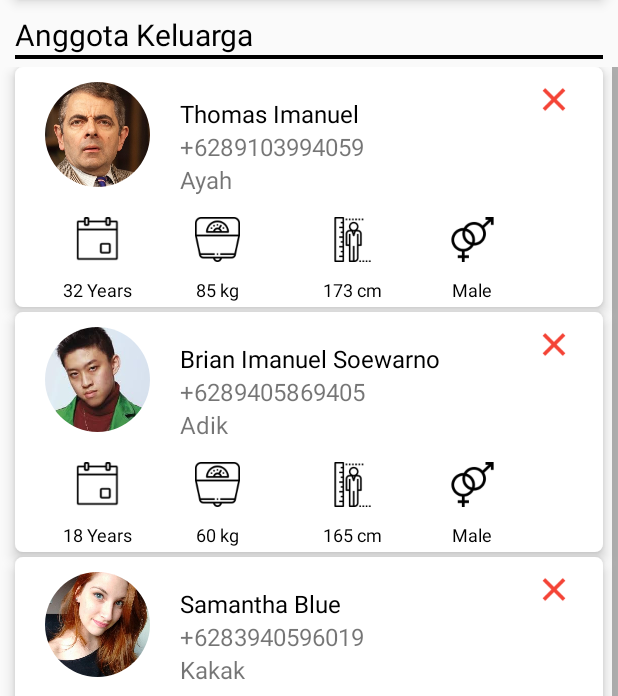
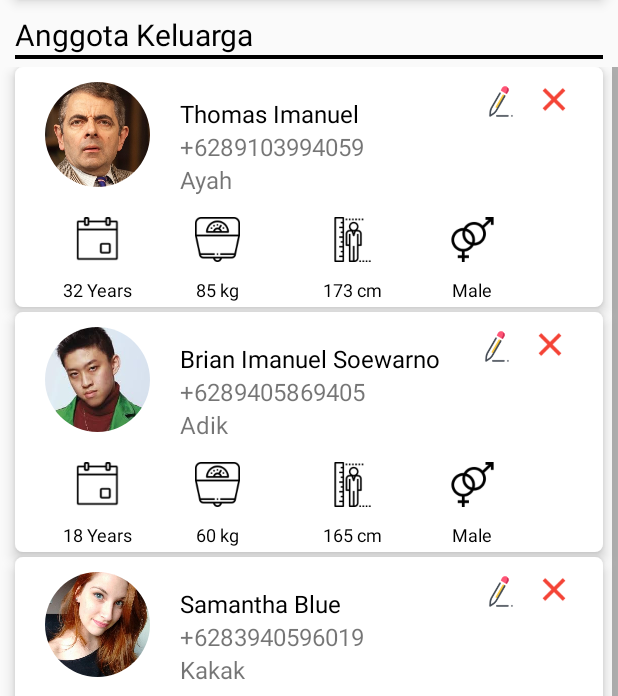
Before and after one commit to qprocompany/EzMedicPasien, an Android app: the ProfilePasien screen opened directly, with no data from a screen before it, on a phone screen of 412 x 824 dp. Shown: the part 340-1036 px from the top of the screen. Run offline under Robolectric (Android 15) with nearby library versions, the light colour scheme and no system bars; our stand-ins replace CircleImageView.

```diff
--- a/app/src/main/java/com/example/user/pasienapplication/ProfilePasien.java
+++ b/app/src/main/java/com/example/user/pasienapplication/ProfilePasien.java
@@ -12,7 +12,7 @@ import android.widget.ImageView;
 
 public class ProfilePasien extends AppCompatActivity {
 
-    ImageView popNama, popEmail, popTelepon, popLahir, popNegara, popTinggal;
+    ImageView popNama, popEmail, popTelepon, popLahir, popNegara, popTinggal, popNama1;
 
     @Override
     protected void onCreate(Bundle savedInstanceState) {
@@ -51,6 +51,7 @@ public class ProfilePasien extends AppCompatActivity {
 
 
         popNama = (ImageView) findViewById(R.id.popNama);
+        popNama1 = (ImageView) findViewById(R.id.popNama1);
         popTinggal = (ImageView) findViewById(R.id.popTinggal);
 //        popTelepon = (ImageView) findViewById(R.id.popTelepon);
 //        popEmail = (ImageView) findViewById(R.id.popEmail);
@@ -58,6 +59,12 @@ public class ProfilePasien extends AppCompatActivity {
 //        popLahir = (ImageView) findViewById(R.id.popLahir);
 
         popNama.setOnClickListener(new View.OnClickListener() {
+            @Override
+            public void onClick(View view) {
+                startActivity(new Intent(ProfilePasien.this, PopNama.class));
+            }
+        });
+        popNama1.setOnClickListener(new View.OnClickListener() {
             @Override
             public void onClick(View view) {
                 startActivity(new Intent(ProfilePasien.this, PopNama.class));
--- a/app/src/main/res/layout/activity_profile_pasien.xml
+++ b/app/src/main/res/layout/activity_profile_pasien.xml
@@ -285,7 +285,14 @@
                             android:layout_marginLeft="10dp"
                             android:layout_marginRight="10dp"
                             android:gravity="right"
-                            android:orientation="vertical">
+                            android:orientation="horizontal">
+
+                            <ImageView
+                                android:id="@+id/popNama1"
+                                android:layout_width="25dp"
+                                android:layout_height="23dp"
+                                android:layout_marginTop="10dp"
+                                android:src="@drawable/change" />
 
                             <ImageView
                                 android:id="@+id/popTinggal"
@@ -457,14 +464,20 @@
                         </LinearLayout>
 
                         <LinearLayout
-                            android:layout_width="match_parent"
+                            android:layout_width="82dp"
                             android:layout_height="match_parent"
                             android:layout_gravity="right"
-                            android:layout_marginBottom="10dp"
                             android:layout_marginLeft="10dp"
                             android:layout_marginRight="10dp"
+                            android:layout_marginBottom="10dp"
                             android:gravity="right"
-                            android:orientation="vertical">
+                            android:orientation="horizontal">
+
+                            <ImageView
+                                android:layout_width="25dp"
+                                android:layout_height="23dp"
+                                android:layout_marginTop="10dp"
+                                android:src="@drawable/change" />
 
                             <ImageView
                                 android:layout_width="25dp"
@@ -642,7 +655,14 @@
                             android:layout_marginLeft="10dp"
                             android:layout_marginRight="10dp"
                             android:gravity="right"
-                            android:orientation="vertical">
+                            android:orientation="horizontal">
+
+                            <ImageView
+                                android:layout_width="25dp"
+                                android:layout_height="23dp"
+                                android:layout_marginTop="10dp"
+                                android:src="@drawable/change" />
+
 
                             <ImageView
                                 android:layout_width="25dp"
```
Also changed, not shown: app/src/main/java/com/example/user/pasienapplication/PopNama.java (+14 -0 lines), app/src/main/java/com/example/user/pasienapplication/PopTinggal.java (+22 -0 lines).
